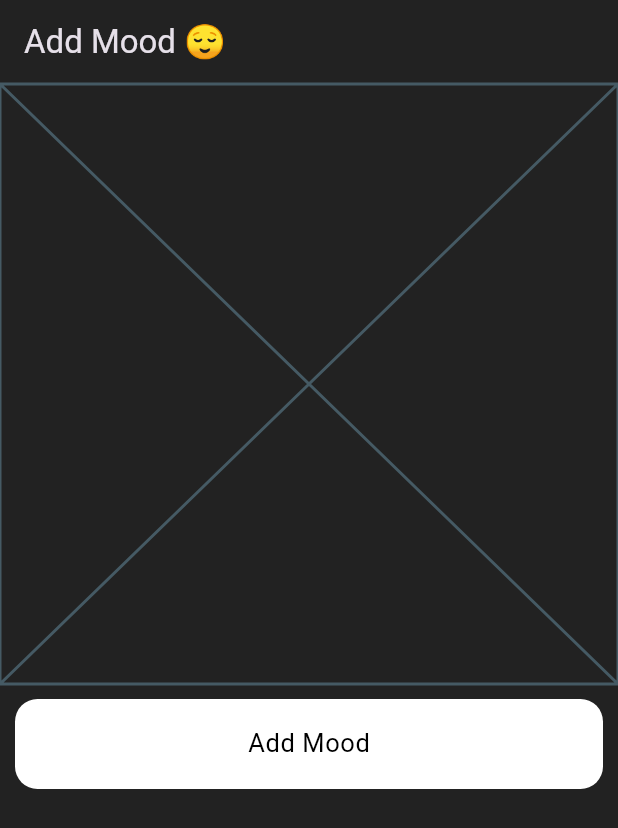
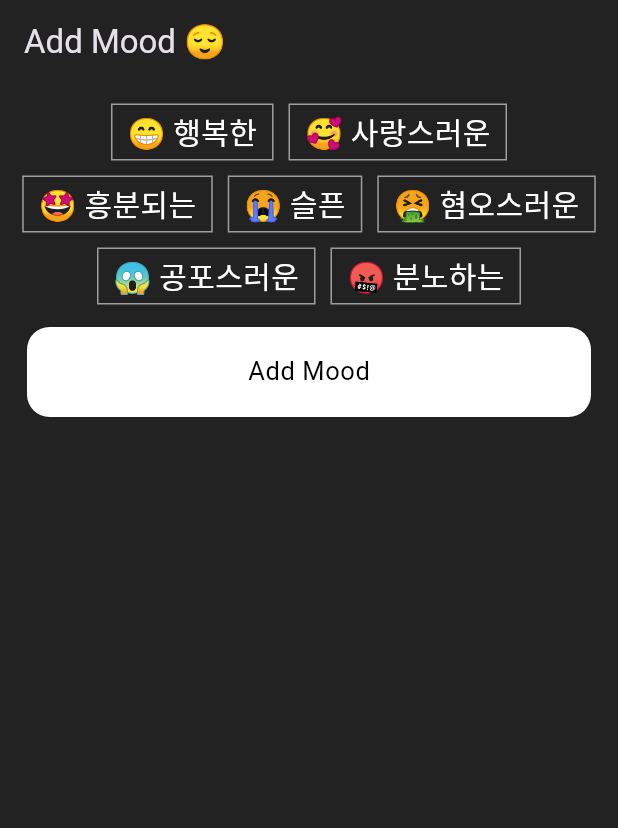
Before and after one commit to DutchVandaline/SOGAK, a Flutter app: the screen it shows after launch, after a tap on the "add" icon, on a phone screen of 412 x 824 dp. Shown: the top 828 px of the screen. Run offline on Flutter 3.47's test engine with Material 3 defaults, Android fonts, the light colour scheme and no system bars; our stand-ins replace syncfusion_flutter_charts.

Commit message:
add moodadd screen

```diff
--- a/lib/Screens/AddMoodScreen.dart
+++ b/lib/Screens/AddMoodScreen.dart
@@ -1,6 +1,13 @@
 import 'package:flutter/material.dart';
 
-class AddMoodScreen extends StatelessWidget {
+List<String> MoodList = [];
+
+class AddMoodScreen extends StatefulWidget {
+  @override
+  State<AddMoodScreen> createState() => _AddMoodScreenState();
+}
+
+class _AddMoodScreenState extends State<AddMoodScreen> {
   @override
   Widget build(BuildContext context) {
     return Scaffold(
@@ -16,13 +23,40 @@ class AddMoodScreen extends StatelessWidget {
         shadowColor: Colors.transparent,
       ),
       body: SafeArea(
+        child: Padding(
+          padding: EdgeInsets.all(8.0),
           child: Container(
             width: MediaQuery.of(context).size.width,
             height: MediaQuery.of(context).size.height,
             child: ListView(
               children: [
                 Container(
-                  child: Placeholder(),
+                  child: Column(
+                    children: [
+                      Row(
+                        mainAxisAlignment: MainAxisAlignment.center,
+                        children: [
+                          MoodSelectWidget(inputMood: "😁 행복한"),
+                          MoodSelectWidget(inputMood: "🥰 사랑스러운"),
+                        ],
+                      ),
+                      Row(
+                        mainAxisAlignment: MainAxisAlignment.center,
+                        children: [
+                          MoodSelectWidget(inputMood: "🤩 흥분되는"),
+                          MoodSelectWidget(inputMood: "😭 슬픈"),
+                          MoodSelectWidget(inputMood: "🤮 혐오스러운"),
+                        ],
+                      ),
+                      Row(
+                        mainAxisAlignment: MainAxisAlignment.center,
+                        children: [
+                          MoodSelectWidget(inputMood: "😱 공포스러운"),
+                          MoodSelectWidget(inputMood: "🤬 분노하는"),
+                        ],
+                      ),
+                    ],
+                  ),
                 ),
                 Padding(
                   padding: EdgeInsets.all(10.0),
@@ -31,8 +65,7 @@ class AddMoodScreen extends StatelessWidget {
                     height: 60.0,
                     decoration: BoxDecoration(
                         color: Colors.white,
-                      borderRadius: BorderRadius.circular(15.0)
-                    ),
+                        borderRadius: BorderRadius.circular(15.0)),
                     child: Center(
                       child: Text(
                         "Add Mood",
@@ -44,6 +77,52 @@ class AddMoodScreen extends StatelessWidget {
               ],
             ),
           ),
+        ),
+      ),
+    );
+  }
+}
+
+class MoodSelectWidget extends StatefulWidget {
+  MoodSelectWidget({this.inputMood});
+
+  final inputMood;
+
+  @override
+  State<MoodSelectWidget> createState() => _MoodSelectWidgetState();
+}
+
+class _MoodSelectWidgetState extends State<MoodSelectWidget> {
+  bool _onpressed = false;
+
+  @override
+  Widget build(BuildContext context) {
+    return Padding(
+        padding: EdgeInsets.symmetric(vertical: 5.0, horizontal: 5.0),
+        child: GestureDetector(
+          onTap: () {
+            setState(() {
+              _onpressed = !_onpressed;
+              _onpressed
+                  ? MoodList.add(widget.inputMood)
+                  : MoodList.remove(widget.inputMood);
+              print(MoodList);
+            });
+          },
+          child: Container(
+            child: Padding(
+              padding: EdgeInsets.symmetric(horizontal: 10.0, vertical: 3.0),
+              child: Text(
+                widget.inputMood,
+                style: _onpressed
+                    ? TextStyle(fontSize: 20.0, color: Colors.black)
+                    : TextStyle(fontSize: 20.0, color: Colors.white),
+              ),
+            ),
+            decoration: BoxDecoration(
+                border: Border.all(color: Colors.grey),
+                color: _onpressed ? Colors.white : Colors.transparent),
+          ),
         ));
   }
 }
--- a/lib/Screens/MainScreen.dart
+++ b/lib/Screens/MainScreen.dart
@@ -26,6 +26,7 @@ class _MainScreenState extends State<MainScreen> {
           ListScreen(),
         ][currentPageIndex],
         bottomNavigationBar: NavigationBar(
+          indicatorColor: Colors.transparent,
           destinations: const [
             NavigationDestination(icon: Icon(Icons.home_filled), label: "Home"),
             NavigationDestination(
```
Lines whose indentation alone changed are shown as unchanged.
